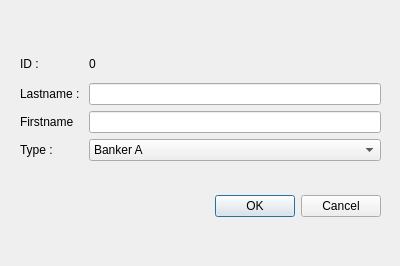
Lydie-Pierrick/TP2-QT-INTRO, file TPQtIntroduction/dialogmodifyemployee.ui: the form before one commit.
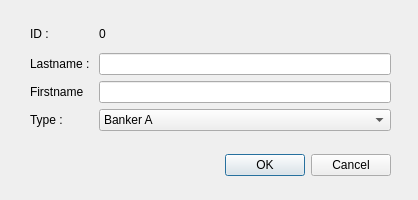
The form after the commit.

Patch:
```diff
--- a/TPQtIntroduction/dialogmodifyemployee.ui
+++ b/TPQtIntroduction/dialogmodifyemployee.ui
@@ -6,34 +6,18 @@
    <rect>
     <x>0</x>
     <y>0</y>
-    <width>400</width>
-    <height>266</height>
+    <width>418</width>
+    <height>200</height>
    </rect>
   </property>
   <property name="windowTitle">
    <string>Modification of Employee</string>
   </property>
-  <widget class="QDialogButtonBox" name="buttonBox">
-   <property name="geometry">
-    <rect>
-     <x>40</x>
-     <y>190</y>
-     <width>341</width>
-     <height>32</height>
-    </rect>
-   </property>
-   <property name="orientation">
-    <enum>Qt::Horizontal</enum>
-   </property>
-   <property name="standardButtons">
-    <set>QDialogButtonBox::Cancel|QDialogButtonBox::Ok</set>
-   </property>
-  </widget>
   <widget class="QWidget" name="gridLayoutWidget">
    <property name="geometry">
     <rect>
-     <x>20</x>
-     <y>50</y>
+     <x>30</x>
+     <y>20</y>
      <width>361</width>
      <height>111</height>
     </rect>
@@ -121,6 +105,48 @@
     </item>
    </layout>
   </widget>
+  <widget class="QWidget" name="horizontalLayoutWidget">
+   <property name="geometry">
+    <rect>
+     <x>30</x>
+     <y>150</y>
+     <width>361</width>
+     <height>31</height>
+    </rect>
+   </property>
+   <layout class="QHBoxLayout" name="horizontalLayout">
+    <item>
+     <spacer name="horizontalSpacer">
+      <property name="orientation">
+       <enum>Qt::Horizontal</enum>
+      </property>
+      <property name="sizeHint" stdset="0">
+       <size>
+        <width>40</width>
+        <height>20</height>
+       </size>
+      </property>
+     </spacer>
+    </item>
+    <item>
+     <widget class="QPushButton" name="pushButton_ok">
+      <property name="text">
+       <string>OK</string>
+      </property>
+     </widget>
+    </item>
+    <item>
+     <widget class="QPushButton" name="pushButton_cancel">
+      <property name="focusPolicy">
+       <enum>Qt::NoFocus</enum>
+      </property>
+      <property name="text">
+       <string>Cancel</string>
+      </property>
+     </widget>
+    </item>
+   </layout>
+  </widget>
  </widget>
  <resources/>
  <connections>
```
Left out of the diff: 35 changed lines with no effect on the pictures.
